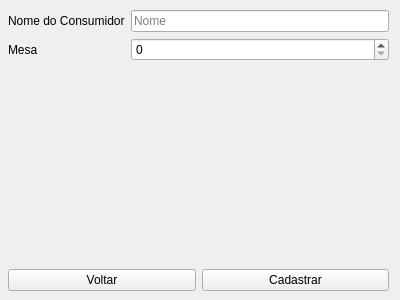
The window that qtQuickOrder/QuickOrder/costumerregistermenu.ui (henriqueramalho1/QuickOrder) describes before a commit, drawn with Qt 5.
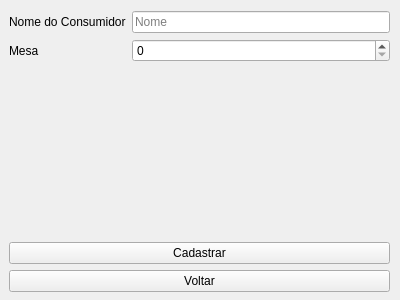
The same window after the commit.

```diff
--- a/qtQuickOrder/QuickOrder/costumerregistermenu.ui
+++ b/qtQuickOrder/QuickOrder/costumerregistermenu.ui
@@ -16,14 +16,14 @@
   <widget class="QWidget" name="">
    <property name="geometry">
     <rect>
-     <x>8</x>
-     <y>10</y>
+     <x>9</x>
+     <y>11</y>
      <width>381</width>
      <height>281</height>
     </rect>
    </property>
-   <layout class="QGridLayout" name="gridLayout">
-    <item row="0" column="0" colspan="2">
+   <layout class="QVBoxLayout" name="verticalLayout">
+    <item>
      <layout class="QFormLayout" name="formLayout">
       <item row="0" column="0">
        <widget class="QLabel" name="label">
@@ -51,20 +51,20 @@
       </item>
      </layout>
     </item>
-    <item row="1" column="0">
-     <widget class="QPushButton" name="backButton">
-      <property name="text">
-       <string>Voltar</string>
-      </property>
-     </widget>
-    </item>
-    <item row="1" column="1">
+    <item>
      <widget class="QPushButton" name="registerButton">
       <property name="text">
        <string>Cadastrar</string>
       </property>
      </widget>
     </item>
+    <item>
+     <widget class="QPushButton" name="backButton">
+      <property name="text">
+       <string>Voltar</string>
+      </property>
+     </widget>
+    </item>
    </layout>
   </widget>
  </widget>
```
